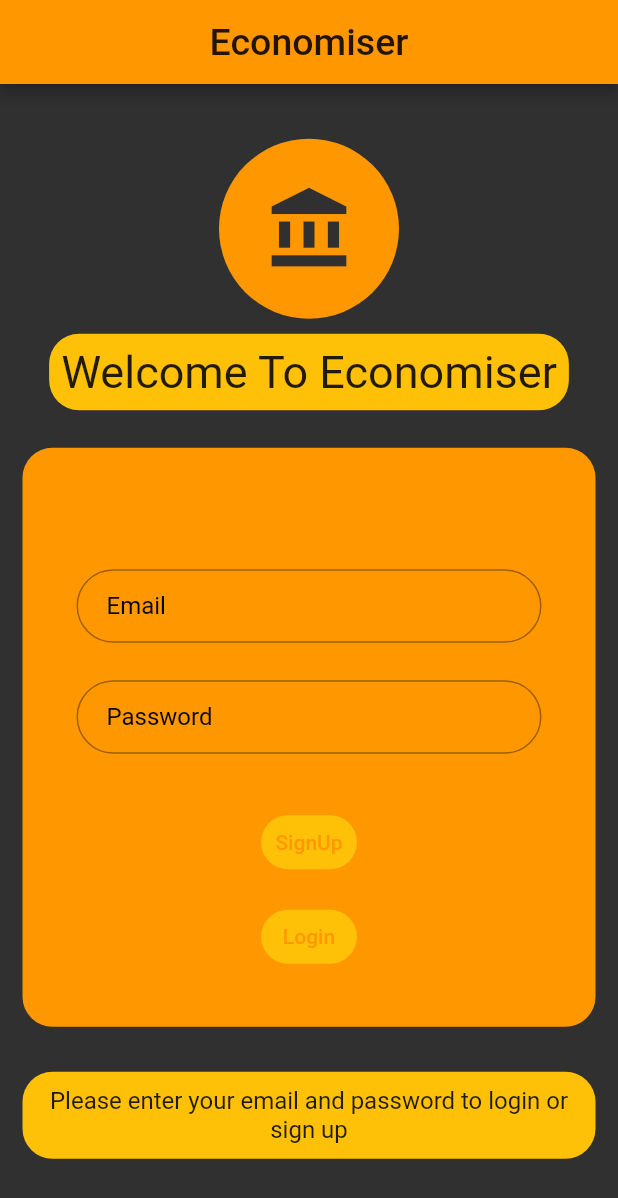
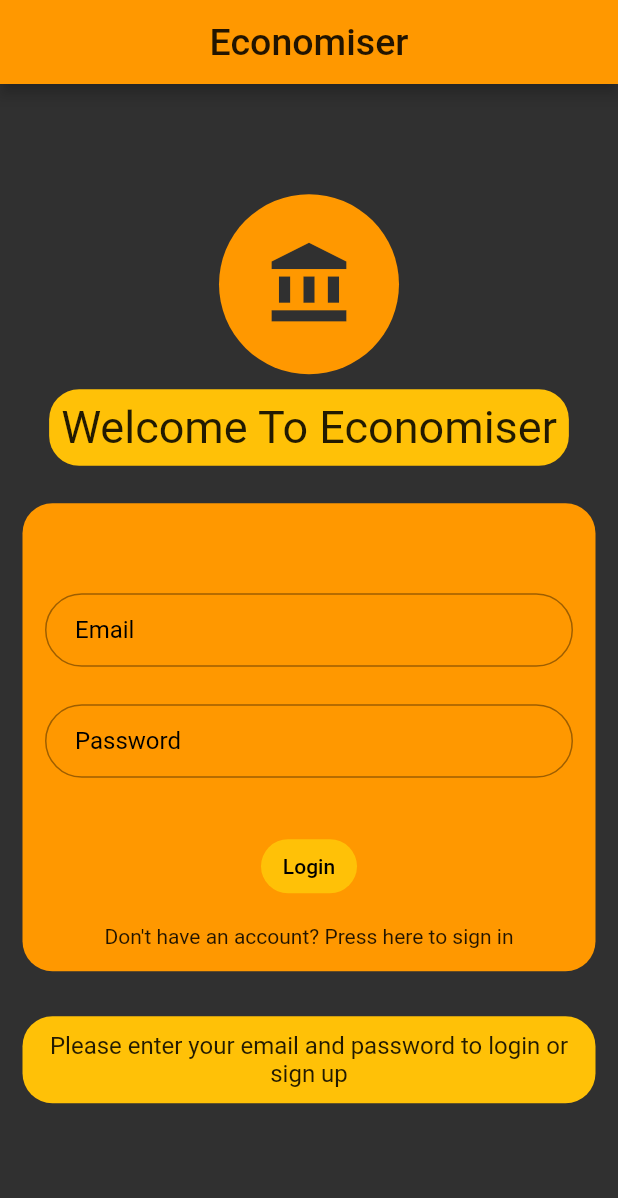
Before and after one commit to MermertH/economiser, a Flutter app: the screen it shows after launch, on a phone screen of 412 x 824 dp. Shown: the top 1198 px of the screen. Run offline on Flutter 3.47's test engine with Material 2 defaults, Android fonts, the light colour scheme and no system bars; our stand-ins replace cloud_firestore, firebase_auth, firebase_core, jiffy; accounts and stored records are empty.

Commit message:
login page updated

```diff
--- a/lib/AuthenticationPage/authentication_page.dart
+++ b/lib/AuthenticationPage/authentication_page.dart
@@ -9,6 +9,7 @@ class _AuthenticationPageState extends State<AuthenticationPage> {
   var _formKey = new GlobalKey<FormState>();
   String _userMail = '';
   String _userPassword = '';
+  bool _islogin = true;
 
   void trySubmit() {
     final isValid = _formKey.currentState.validate();
@@ -22,7 +23,11 @@ class _AuthenticationPageState extends State<AuthenticationPage> {
 
   @override
   Widget build(BuildContext context) {
-    return Scaffold(
+    return GestureDetector(
+      onTap: () {
+        FocusScope.of(context).unfocus();
+      },
+      child: Scaffold(
         resizeToAvoidBottomInset: false,
         backgroundColor: Colors.grey[850],
         appBar: AppBar(
@@ -52,7 +57,8 @@ class _AuthenticationPageState extends State<AuthenticationPage> {
               padding: const EdgeInsets.symmetric(vertical: 10),
               child: Container(
                 decoration: BoxDecoration(
-                  color: Colors.amber, borderRadius: BorderRadius.circular(20)),
+                    color: Colors.amber,
+                    borderRadius: BorderRadius.circular(20)),
                 child: Padding(
                   padding: const EdgeInsets.all(8.0),
                   child: Text(
@@ -72,7 +78,7 @@ class _AuthenticationPageState extends State<AuthenticationPage> {
                   borderRadius: BorderRadius.circular(20),
                 ),
                 child: Padding(
-                padding: const EdgeInsets.all(36.0),
+                  padding: const EdgeInsets.all(15.0),
                   child: Form(
                     key: _formKey,
                     child: Column(
@@ -127,11 +133,26 @@ class _AuthenticationPageState extends State<AuthenticationPage> {
                                   borderRadius: BorderRadius.circular(32.0))),
                         ),
                         SizedBox(height: 35.0),
-                      TextButton(
+                        _islogin
+                            ? TextButton(
                                 onPressed: () {
                                   trySubmit();
                                 },
                                 style: TextButton.styleFrom(
+                                  primary: Colors.black,
+                                  shape: RoundedRectangleBorder(
+                                    borderRadius: BorderRadius.circular(20),
+                                  ),
+                                  backgroundColor: Colors.amber,
+                                ),
+                                child: Text('Login'),
+                              )
+                            : TextButton(
+                                onPressed: () {
+                                  trySubmit();
+                                },
+                                style: TextButton.styleFrom(
+                                  primary: Colors.black,
                                   shape: RoundedRectangleBorder(
                                     borderRadius: BorderRadius.circular(20),
                                   ),
@@ -140,17 +161,15 @@ class _AuthenticationPageState extends State<AuthenticationPage> {
                                 child: Text('SignUp'),
                               ),
                         SizedBox(height: 15),
-                      TextButton(
-                        onPressed: () {
-                          trySubmit();
+                        GestureDetector(
+                          onTap: () {
+                            setState(() {
+                              _islogin = !_islogin;
+                            });
                           },
-                        style: TextButton.styleFrom(
-                          shape: RoundedRectangleBorder(
-                            borderRadius: BorderRadius.circular(20),
-                          ),
-                          backgroundColor: Colors.amber,
-                        ),
-                        child: Text('Login'),
+                          child: Text(_islogin
+                              ? 'Don\'t have an account? Press here to sign in'
+                              : 'have an account? Press here to login'),
                         ),
                       ],
                     ),
@@ -179,6 +198,7 @@ class _AuthenticationPageState extends State<AuthenticationPage> {
             ),
           ],
         ),
+      ),
     );
   }
 }
```
Also changed, not shown: lib/AuthenticationPage/login.dart (deleted, +0 -15 lines), lib/AuthenticationPage/sign_up.dart (deleted, +0 -18 lines). Lines whose indentation alone changed are shown as unchanged.
